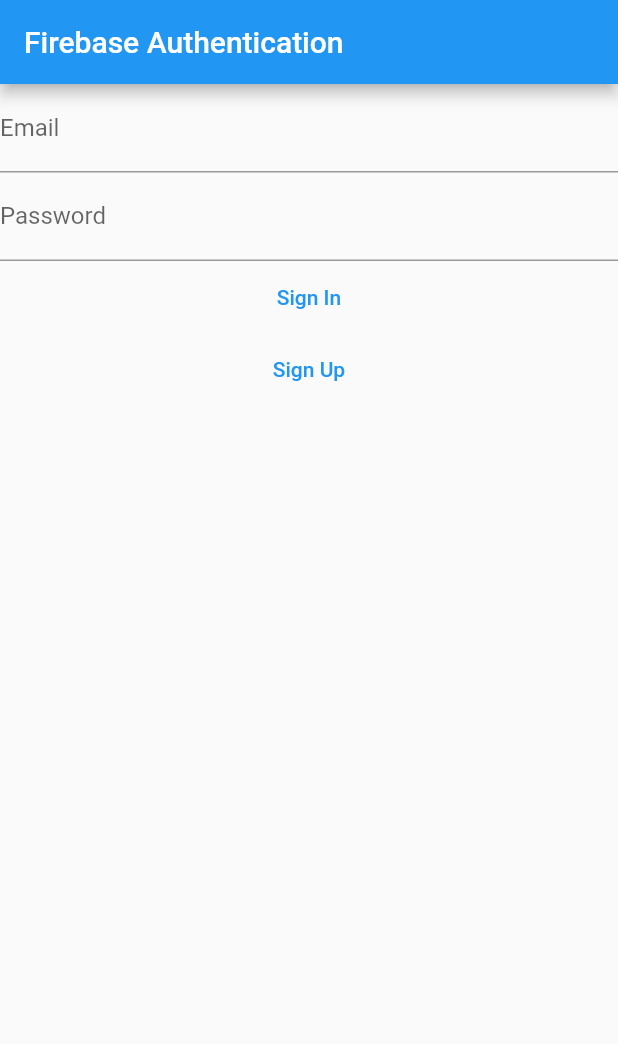
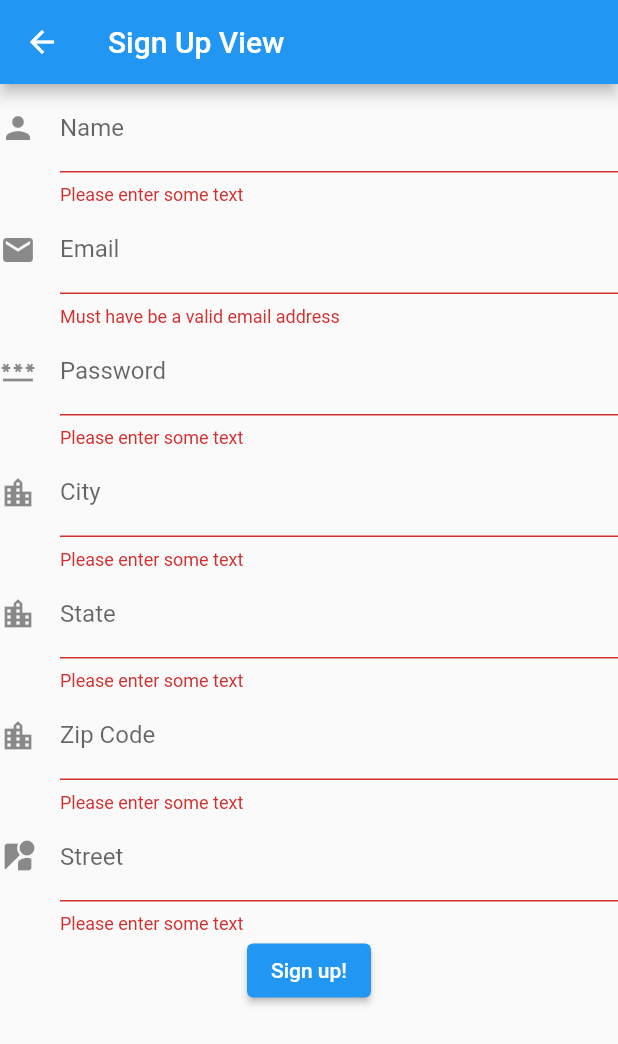
Before and after one commit to EllisTran/VacCheck, a Flutter app: the screen it shows after launch, after a tap on "Sign Up", on a phone screen of 412 x 824 dp. Shown: the top 1044 px of the screen. Run offline on Flutter 3.47's test engine with Material 2 defaults, Android fonts, the phone set to English and light mode, and no system bars; our stand-ins replace cloud_firestore, firebase_auth, firebase_core, get; accounts and stored records are empty.

Commit message:
Feature: Authentication. Created separate signup page which on succesful signup will push to the MainPage.

```diff
--- a/VacCheck Mobile/vaccheck/lib/firebase/auth_service.dart
+++ b/VacCheck Mobile/vaccheck/lib/firebase/auth_service.dart
@@ -1,8 +1,10 @@
 import 'package:firebase_auth/firebase_auth.dart';
+import 'package:vaccheck/firebase/firebase_wrapper.dart';
+import 'package:vaccheck/model/user_model.dart';
 
 class AuthService {
   final FirebaseAuth _firebaseAuth;
-
+  final FirebaseWrapper _firebaseWrapper = FirebaseWrapper();
   AuthService(this._firebaseAuth);
   Stream<User?> get authStateChanges => _firebaseAuth.authStateChanges();
   Future<void> signOut() async {
@@ -19,11 +21,12 @@ class AuthService {
     }
   }
 
-  Future signUp({required String email, required String password}) async {
+  Future signUp({required UserModel newUser, required String password}) async {
     try {
       await _firebaseAuth.createUserWithEmailAndPassword(
-          email: email, password: password);
-      return "sign up!";
+          email: newUser.email, password: password);
+      _firebaseWrapper.addNewUser(newUser, password);
+      return true;
     } on FirebaseAuthException catch (e) {
       return e.message;
     }
--- a/VacCheck Mobile/vaccheck/lib/firebase/firebase_wrapper.dart
+++ b/VacCheck Mobile/vaccheck/lib/firebase/firebase_wrapper.dart
@@ -1,6 +1,7 @@
 import 'package:get/get.dart';
 import 'package:cloud_firestore/cloud_firestore.dart';
 import 'package:firebase_auth/firebase_auth.dart';
+import 'package:vaccheck/model/user_model.dart';
 
 class FirebaseWrapper extends GetxController {
   final FirebaseFirestore _db = FirebaseFirestore.instance;
@@ -11,4 +12,18 @@ class FirebaseWrapper extends GetxController {
       {'user_id': createdId},
     );
   }
+
+  Future addNewUser(UserModel newUser, String password) async {
+    var documentRef = await _db.collection('users').add({
+      'name': newUser.name,
+      'email': newUser.email,
+      'ssn': newUser.ssn,
+      'dateOfBirth': newUser.dateOfBirth,
+      'address': newUser.address
+    });
+    var createdId = documentRef.id;
+    _db.collection('users').doc(createdId).update({
+      'user_id': createdId,
+    });
+  }
 }
--- a/VacCheck Mobile/vaccheck/lib/main.dart
+++ b/VacCheck Mobile/vaccheck/lib/main.dart
@@ -5,8 +5,9 @@ import 'package:flutter/cupertino.dart';
 import 'package:flutter/material.dart';
 import 'package:provider/provider.dart';
 import 'package:vaccheck/firebase/auth_service.dart';
-import 'package:vaccheck/views/login_page.dart';
+import 'package:vaccheck/views/auth_views/login_view.dart';
 import './firebase/firebase_wrapper.dart';
+import 'views/main_page_view.dart';
 
 void main() async {
   WidgetsFlutterBinding.ensureInitialized();
@@ -17,7 +18,6 @@ void main() async {
 }
 
 class MyApp extends StatefulWidget {
-
   const MyApp({Key? key}) : super(key: key);
 
   @override
@@ -45,30 +45,9 @@ class _MyAppState extends State<MyApp> {
           primarySwatch: Colors.blue,
           visualDensity: VisualDensity.adaptivePlatformDensity,
         ),
-        home: const AuthenticationWrapper(key: null),
+        home: const MainPageView(
+            key: null),
       ),
     );
   }
 }
-
-class AuthenticationWrapper extends StatelessWidget {
-  const AuthenticationWrapper({
-    Key? key,
-  }) : super(key: key);
-  @override
-  Widget build(BuildContext context) {
-    final fbUser = context.watch<User?>();
-    if (fbUser != null) {
-      return Column(children: [
-        const Text("Signed in"),
-        TextButton(
-          onPressed: () {
-            context.read<AuthService>().signOut();
-          },
-          child: const Text("Sign out"),
-        )
-      ]);
-    }
-    return const LoginPage();
-  }
-}
--- /dev/null
+++ b/VacCheck Mobile/vaccheck/lib/model/user_model.dart
@@ -0,0 +1,9 @@
+class UserModel {
+  String name;
+  DateTime dateOfBirth;
+  String email;
+  String ssn;
+  Map<String, String> address;
+
+  UserModel(this.name, this.dateOfBirth, this.email, this.ssn, this.address);
+}
--- a/VacCheck Mobile/vaccheck/lib/views/login_page.dart
+++ b/VacCheck Mobile/vaccheck/lib/views/auth_views/login_view.dart
@@ -3,15 +3,16 @@ import 'package:cloud_firestore/cloud_firestore.dart';
 import 'package:provider/src/provider.dart';
 import 'package:vaccheck/controller/auth_controller.dart';
 import 'package:vaccheck/firebase/auth_service.dart';
+import 'package:vaccheck/views/auth_views/signup_view.dart';
 
-class LoginPage extends StatefulWidget {
-  const LoginPage({Key? key}) : super(key: key);
+class LoginView extends StatefulWidget {
+  const LoginView({Key? key}) : super(key: key);
 
   @override
-  State<LoginPage> createState() => _LoginPageState();
+  State<LoginView> createState() => _LoginViewState();
 }
 
-class _LoginPageState extends State<LoginPage> {
+class _LoginViewState extends State<LoginView> {
   final authController = AuthController();
 
   @override
@@ -36,6 +37,7 @@ class _LoginPageState extends State<LoginPage> {
             ),
           ),
           TextField(
+            obscureText: true,
             controller: authController.passwordController,
             decoration: const InputDecoration(
               labelText: "Password",
@@ -51,9 +53,10 @@ class _LoginPageState extends State<LoginPage> {
           ),
           TextButton(
             onPressed: () {
-              context.read<AuthService>().signUp(
-                  email: authController.emailController.text,
-                  password: authController.passwordController.text);
+              Navigator.push(
+                context,
+                MaterialPageRoute(builder: (context) => SignUpView()),
+              );
             },
             child: const Text("Sign Up"),
           )
--- /dev/null
+++ b/VacCheck Mobile/vaccheck/lib/views/auth_views/signup_view.dart
@@ -0,0 +1,200 @@
+import 'package:firebase_auth/firebase_auth.dart';
+import 'package:flutter/material.dart';
+import 'package:get/route_manager.dart';
+import 'package:provider/src/provider.dart';
+import 'package:vaccheck/views/main_page_view.dart';
+import 'package:vaccheck/controller/auth_controller.dart';
+import 'package:vaccheck/firebase/auth_service.dart';
+import 'package:vaccheck/model/user_model.dart';
+
+class SignUpView extends StatefulWidget {
+  const SignUpView({Key? key}) : super(key: key);
+
+  @override
+  State<SignUpView> createState() => _SignUpViewState();
+}
+
+class _SignUpViewState extends State<SignUpView> {
+  final _formKey = GlobalKey<FormState>();
+  AuthController ac = AuthController();
+
+  String? name;
+  String? email;
+  String? password;
+  Map<String, String> address = {};
+
+  @override
+  Widget build(BuildContext context) {
+    return Scaffold(
+        appBar: AppBar(
+          title: Text("Sign Up View"),
+        ),
+        body: Form(
+          autovalidateMode: AutovalidateMode.always,
+          onChanged: () {
+            Form.of(primaryFocus!.context!)!.save();
+          },
+          key: _formKey,
+          child: Column(
+            children: [
+              TextFormField(
+                onSaved: (String? value) {
+                  // name = value;
+                  if (value != null) {
+                    name = value;
+                  }
+                },
+                decoration: const InputDecoration(
+                  icon: Icon(Icons.person),
+                  labelText: 'Name',
+                ),
+                // The validator receives the text that the user has entered.
+                validator: (value) {
+                  if (value == null || value.isEmpty) {
+                    return 'Please enter some text';
+                  }
+                  return null;
+                },
+              ),
+              TextFormField(
+                onSaved: (String? value) {
+                  // name = value;
+                  if (value != null) {
+                    email = value;
+                  }
+                },
+                decoration: const InputDecoration(
+                  icon: Icon(Icons.email),
+                  labelText: 'Email',
+                ),
+                // The validator receives the text that the user has entered.
+                validator: (value) {
+                  return (value != null && !value.contains('@'))
+                      ? 'Must have be a valid email address'
+                      : null;
+                },
+              ),
+              TextFormField(
+                onSaved: (String? value) {
+                  // name = value;
+                  if (value != null) {
+                    password = value;
+                  }
+                },
+                obscureText: true,
+                decoration: const InputDecoration(
+                  icon: Icon(Icons.password),
+                  labelText: 'Password',
+                ),
+                // The validator receives the text that the user has entered.
+                validator: (value) {
+                  if (value == null || value.isEmpty) {
+                    return 'Please enter some text';
+                  }
+                  return null;
+                },
+              ),
+              TextFormField(
+                onSaved: (String? value) {
+                  // name = value;
+                  if (value != null) {
+                    address['city'] = value;
+                  }
+                },
+                decoration: const InputDecoration(
+                  icon: Icon(Icons.location_city),
+                  labelText: 'City',
+                ),
+                // The validator receives the text that the user has entered.
+                validator: (value) {
+                  if (value == null || value.isEmpty) {
+                    return 'Please enter some text';
+                  }
+                  return null;
+                },
+              ),
+              TextFormField(
+                onSaved: (String? value) {
+                  // name = value;
+                  if (value != null) {
+                    address['state'] = value;
+                  }
+                },
+                decoration: const InputDecoration(
+                  icon: Icon(Icons.location_city),
+                  labelText: 'State',
+                ),
+                // The validator receives the text that the user has entered.
+                validator: (value) {
+                  if (value == null || value.isEmpty) {
+                    return 'Please enter some text';
+                  }
+                  return null;
+                },
+              ),
+              TextFormField(
+                onSaved: (String? value) {
+                  // name = value;
+                  if (value != null) {
+                    address['postalCode'] = value;
+                  }
+                },
+                keyboardType: TextInputType.number,
+                decoration: const InputDecoration(
+                  icon: Icon(Icons.location_city),
+                  labelText: 'Zip Code',
+                ),
+                // The validator receives the text that the user has entered.
+                validator: (value) {
+                  if (value == null || value.isEmpty) {
+                    return 'Please enter some text';
+                  }
+                  return null;
+                },
+              ),
+              TextFormField(
+                onSaved: (String? value) {
+                  // name = value;
+                  if (value != null) {
+                    address['street'] = value;
+                  }
+                },
+                decoration: const InputDecoration(
+                  icon: Icon(Icons.streetview),
+                  labelText: 'Street',
+                ),
+                // The validator receives the text that the user has entered.
+                validator: (value) {
+                  if (value == null || value.isEmpty) {
+                    return 'Please enter some text';
+                  }
+                  return null;
+                },
+              ),
+              Center(
+                child: ElevatedButton(
+                  onPressed: () {
+                    if (_formKey.currentState!.validate()) {
+                      if (email != null && password != null && name != null) {
+                        UserModel newUser = UserModel(
+                            name!, DateTime.now(), email!, "0000000", address);
+                        try {
+                          context
+                              .read<AuthService>()
+                              .signUp(newUser: newUser, password: password!)
+                              .then((value) => Navigator.pop(context));
+                        } catch (e) {
+                          // I need to make an error check for this if the user is already in db
+                          print(e);
+                        }
+                      }
+                    }
+                  },
+                  child: Text('Sign up!'),
+                ),
+              ),
+            ],
+          ),
+        ));
+  }
+}
--- /dev/null
+++ b/VacCheck Mobile/vaccheck/lib/views/main_page_view.dart
@@ -0,0 +1,28 @@
+import 'package:firebase_auth/firebase_auth.dart';
+import 'package:flutter/cupertino.dart';
+import 'package:flutter/material.dart';
+import 'package:provider/src/provider.dart';
+import 'package:vaccheck/firebase/auth_service.dart';
+import 'package:vaccheck/views/auth_views/login_view.dart';
+
+class MainPageView extends StatelessWidget {
+  const MainPageView({
+    Key? key,
+  }) : super(key: key);
+  @override
+  Widget build(BuildContext context) {
+    final fbUser = context.watch<User?>();
+    if (fbUser != null) {
+      return Column(children: [
+        const Text("Signed in"),
+        TextButton(
+          onPressed: () {
+            context.read<AuthService>().signOut();
+          },
+          child: const Text("Sign out"),
+        )
+      ]);
+    }
+    return const LoginView();
+  }
+}
```
Also changed, not shown: 6 other files.
